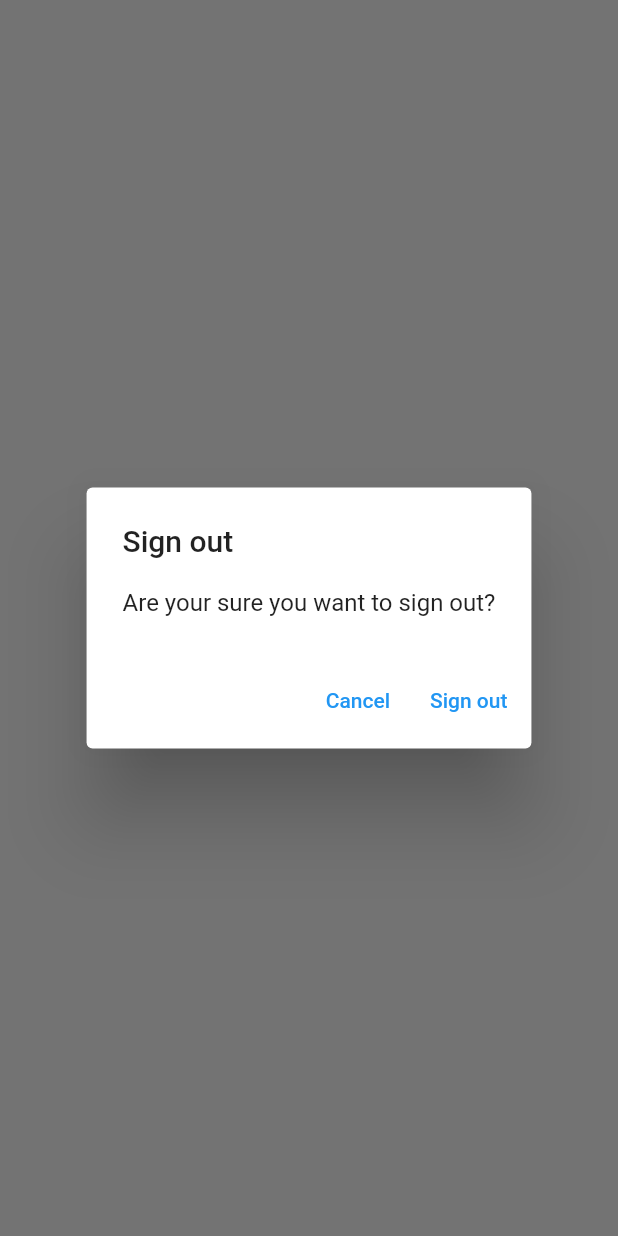
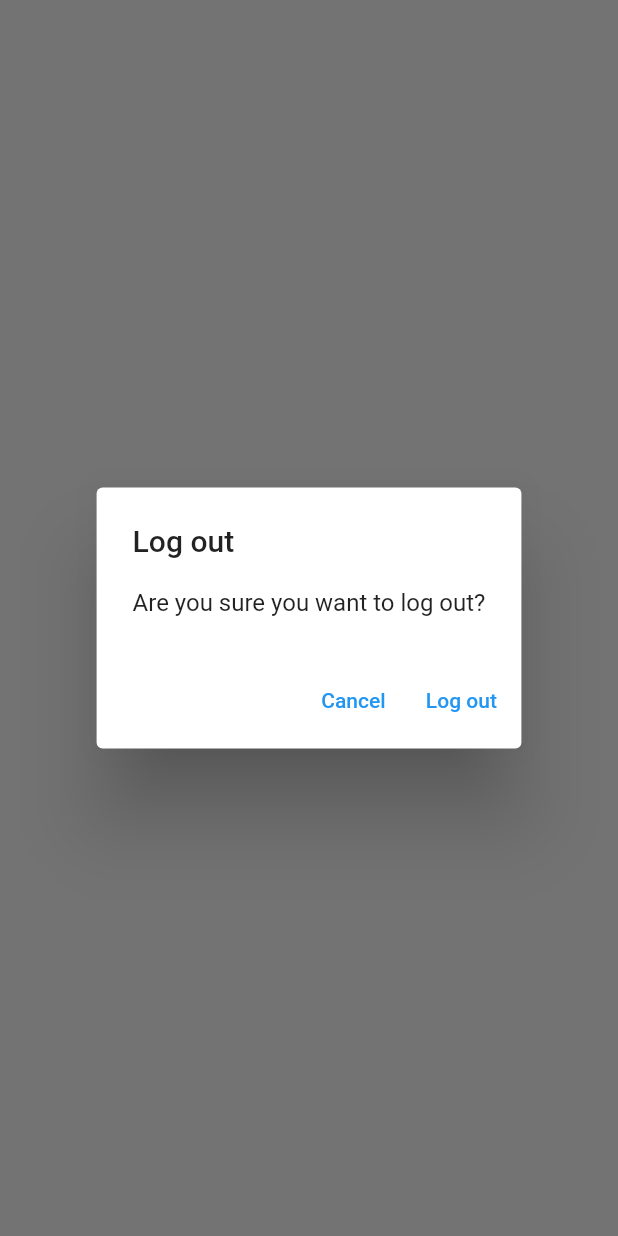
Before and after one commit to amalpmathews2003/Learning-Flutter, a Flutter app: what showLogoutDialogue() shows on an empty page, opened directly, on a phone screen of 412 x 824 dp. Run offline on Flutter 3.47's test engine with Material 2 defaults, Android fonts, the phone set to English and light mode, and no system bars; our stand-ins replace firebase_auth, firebase_core, sqflite; missing offline and left inert: firebase_ui_auth; accounts and stored records are empty; network calls fail.

Commit message:
added note list updated dialogs

```diff
--- a/lib/services/crud/notes.dart
+++ b/lib/services/crud/notes.dart
@@ -167,7 +167,6 @@ class NoteService {
       whereArgs: [id],
     );
     if (deletedCount == 0) throw CouldNotDeleteNote();
-
     _notes.removeWhere((note) => note.id == id);
     _noteStreamController.add(_notes);
   }
--- /dev/null
+++ b/lib/widgets/generic_dialog.dart
@@ -0,0 +1,34 @@
+import 'package:flutter/material.dart';
+
+typedef DialogOptionBuilder<T> = Map<String, T?> Function();
+
+Future<T?> showGenericDialog<T>({
+  required BuildContext context,
+  required String title,
+  required String content,
+  required DialogOptionBuilder optionsBuilder,
+}) {
+  final options = optionsBuilder();
+  return showDialog<T>(
+    context: context,
+    builder: ((context) {
+      return AlertDialog(
+        title: Text(title),
+        content: Text(content),
+        actions: options.keys.map((optionTitle) {
+          final value = options[optionTitle];
+          return TextButton(
+            onPressed: () {
+              if (value != null) {
+                Navigator.of(context).pop(value);
+              } else {
+                Navigator.of(context).pop();
+              }
+            },
+            child: Text(optionTitle),
+          );
+        }).toList(),
+      );
+    }),
+  );
+}
--- a/lib/widgets/popmenu.dart
+++ b/lib/widgets/popmenu.dart
@@ -1,6 +1,7 @@
 import 'package:firebase_auth/firebase_auth.dart';
 import 'package:flutter/material.dart';
 import 'package:learningdart/constants/routes.dart';
+import 'package:learningdart/widgets/generic_dialog.dart';
 
 enum MenuAction { logout }
 
@@ -35,27 +36,12 @@ Widget popupMenu(BuildContext context, bool mounted) {
 }
 
 Future<bool> showLogoutDialogue(BuildContext context) {
-  return showDialog<bool>(
-    context: context,
-    builder: (context) {
-      return AlertDialog(
-        title: const Text('Sign out'),
-        content: const Text('Are your sure you want to sign out?'),
-        actions: [
-          TextButton(
-            onPressed: () {
-              Navigator.of(context).pop(false);
-            },
-            child: const Text('Cancel'),
-          ),
-          TextButton(
-            onPressed: () {
-              Navigator.of(context).pop(true);
-            },
-            child: const Text('Sign out'),
-          ),
-        ],
-      );
-    },
-  ).then((value) => value ?? false);
+  return showGenericDialog<bool>(
+      context: context,
+      title: 'Log out',
+      content: 'Are you sure you want to log out?',
+      optionsBuilder: () => {
+            'Cancel': false,
+            'Log out': true,
+          }).then((value) => value ?? false);
 }
```
Also changed, not shown: lib/views/notes/notes.dart (+6 -12 lines), lib/widgets/error_dialog.dart (+11 -16 lines), lib/widgets/note_list.dart (added, +54 -0 lines).
